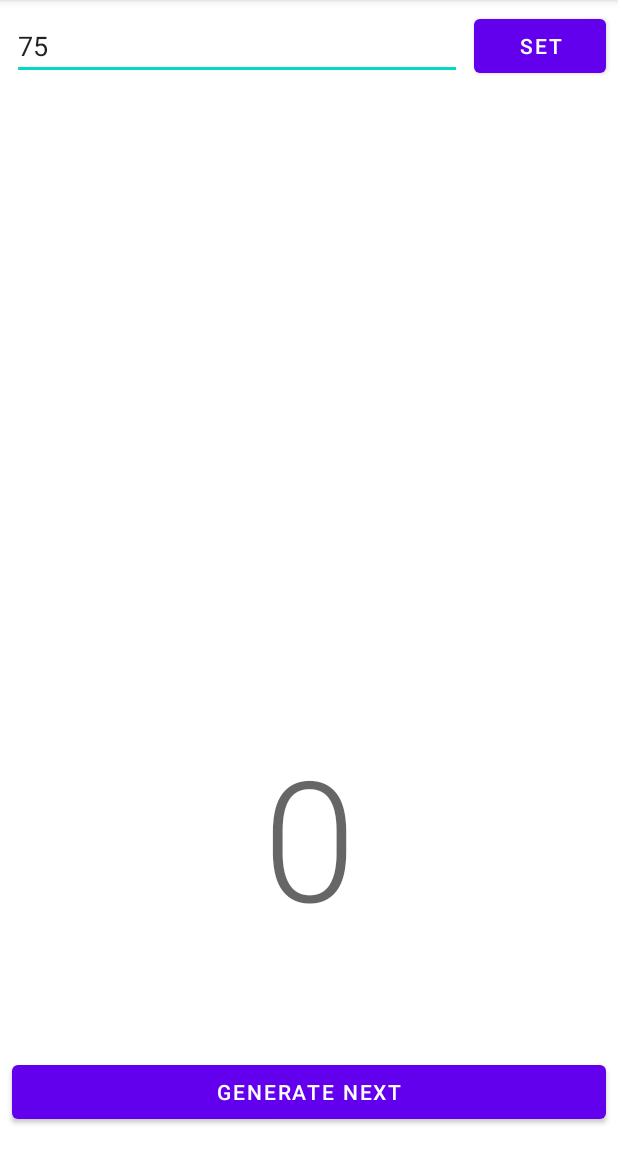
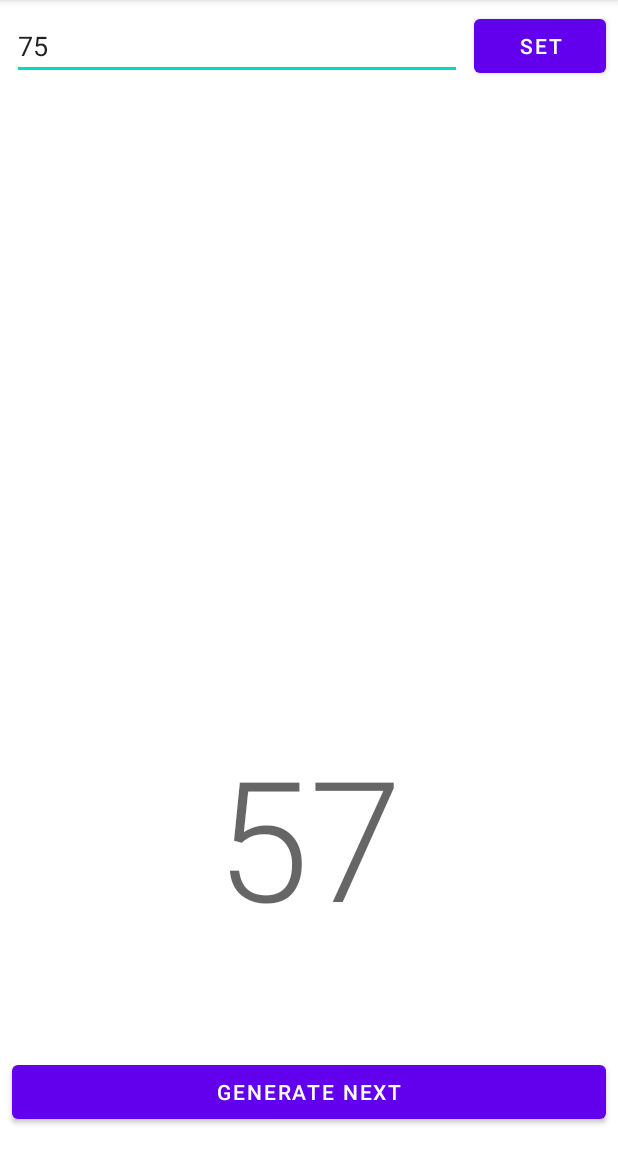
Before and after one commit to RyujiOdaJP/MyBingo, an Android app: the screen it shows after launch (MainActivity), after a tap on "GENERATE NEXT", on a phone screen of 412 x 824 dp, the part 84-1236 px from its top. Run offline under Robolectric (Android 15) with nearby library versions, the phone set to English and light mode, and no system bars.

```diff
--- a/app/src/main/java/com/example/mybingo/MainActivity.kt
+++ b/app/src/main/java/com/example/mybingo/MainActivity.kt
@@ -7,14 +7,16 @@ import android.util.Log
 import android.view.View
 import android.widget.Button
 import android.widget.EditText
+import android.widget.TextView
 
 class MainActivity : AppCompatActivity() {
     private var maxNumber: Int = 75
     private lateinit var maxNumberEditText: EditText
     private lateinit var registerMaxNumberButton: Button
     private lateinit var nextNumberButton: Button
+    private lateinit var currentNumber: TextView
+    private var recodesList = mutableListOf<Int>()
 
-    //    @SuppressLint("SetTextI18n")
     override fun onCreate(savedInstanceState: Bundle?) {
         super.onCreate(savedInstanceState)
         setContentView(R.layout.activity_main)
@@ -34,6 +36,8 @@ class MainActivity : AppCompatActivity() {
         nextNumberButton.setOnClickListener {
             onClickNextNumber()
         }
+
+        currentNumber = findViewById(R.id.currentNumber)
     }
 
 //    override fun onClick(v: View?) {
@@ -43,8 +47,21 @@ class MainActivity : AppCompatActivity() {
 //        Log.d("MainActivity", "m axNumber: $maxNumber")
 //    }
 
+    private fun onClickNextNumber() {
+        val randomNumber: Double = maxNumber * Math.random()
+        val nextNumber: Int = createRandomNumber()
 
-    private fun onClickNextNumber() {
-        Log.d("MainActivity", "onClickNextNumber")
+        Log.d("MainActivity", "maxNumber: $maxNumber")
+        Log.d("MainActivity", "onClickNextNumber: $randomNumber")
+        Log.d("MainActivity", nextNumber.toString())
+        currentNumber.text = nextNumber.toString()
+
+        recodesList.add(nextNumber)
+        Log.d("MainActivity", "onClickNextNumber: $recodesList")
+    }
+
+    private fun createRandomNumber() : Int {
+        val randomNumber: Double = maxNumber * Math.random()
+        return randomNumber.toInt() + 1
     }
 }
```
